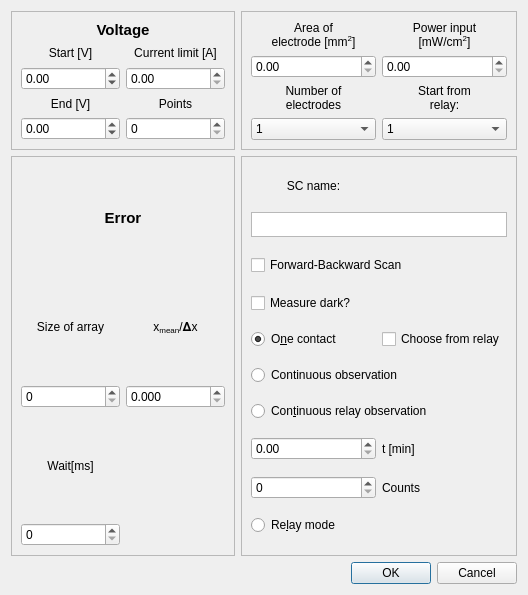
Qt form GUI/Dialog.ui (userIsTaken/SolarVACh) before a commit.
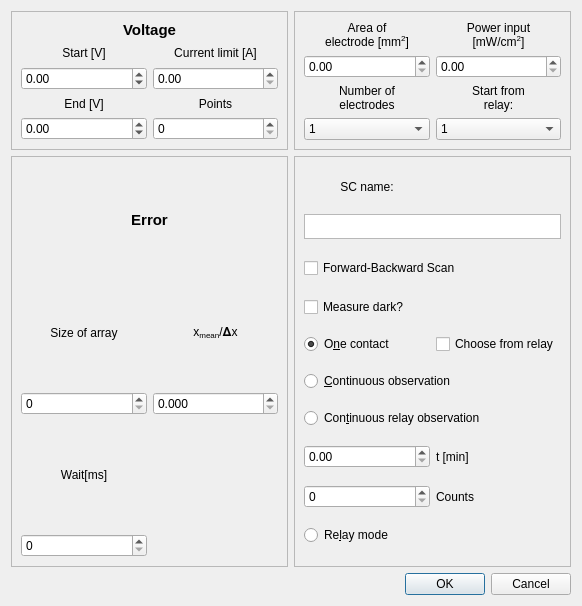
The same form after that commit.

What changed in the file:
```diff
--- a/GUI/Dialog.ui
+++ b/GUI/Dialog.ui
@@ -6,8 +6,8 @@
    <rect>
     <x>0</x>
     <y>0</y>
-    <width>528</width>
-    <height>595</height>
+    <width>582</width>
+    <height>606</height>
    </rect>
   </property>
   <property name="windowTitle">
@@ -435,7 +435,7 @@
       <item row="5" column="0" colspan="2">
        <widget class="QRadioButton" name="timeMode">
         <property name="text">
-         <string>Continuous observation</string>
+         <string>&amp;Continuous observation</string>
         </property>
        </widget>
       </item>
```
Left out of the diff: 2 changed lines with no effect on the pictures.
